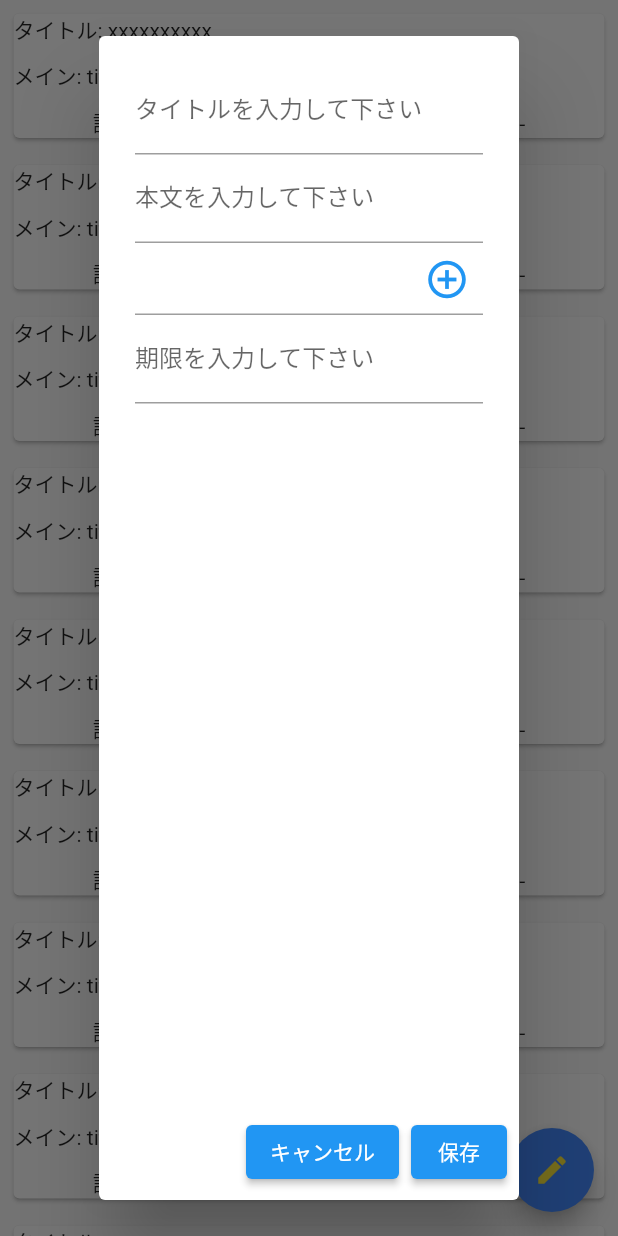
After one commit to gitknkn/flutter_tutorial, a Flutter app: the ToDosScreen screen opened by its route, after a tap on the "edit" icon, on a phone screen of 412 x 824 dp. The commit adds this screen. Run offline on Flutter 3.47's test engine with Material 2 defaults, Android fonts, the light colour scheme and no system bars; our stand-ins replace badges, dio, flutter_riverpod, freezed_annotation, moor, pretty_dio_logger and 3 more; accounts and stored records are empty; generated files the repository leaves out were written again.

Commit message:
レビュー内容再確認の為、仮push

```diff
--- /dev/null
+++ b/lib/moor_todo/repository/todo_repository.dart
@@ -0,0 +1,29 @@
+import 'package:youtube_demo/moor_todo/db/db.dart';
+
+class TodoRepository {
+  MyDatabase _mydatabase;
+
+  TodoRepository() {
+    _mydatabase = MyDatabase();
+  }
+
+  // データー取得
+  Future<List<Todo>> getAllTodoItems() async {
+    return await _mydatabase.allTodoEntries;
+  }
+
+  // 追加
+  Future<int> addTodoItems(TodosCompanion data) async {
+    return await _mydatabase.addTodoEntry(data);
+  }
+
+  // 更新
+  Future updateTodoItems(int id, TodosCompanion data) async {
+    return await _mydatabase.updateTodo(id, data);
+  }
+
+  // 削除
+  Future deleteTodoItems(int id) async {
+    return await _mydatabase.deleteTodo(id);
+  }
+}
--- /dev/null
+++ b/lib/moor_todo/screen/todo_screen.dart
@@ -0,0 +1,149 @@
+import 'dart:async';
+
+import 'package:flutter/material.dart';
+import 'package:flutter_riverpod/flutter_riverpod.dart';
+// import 'package:flutter_state_notifier/flutter_state_notifier.dart';
+import 'package:youtube_demo/moor_todo/screen/todo_screen_statenotifier.dart';
+import 'package:youtube_demo/moor_todo/state/todo_state.dart';
+
+final todoScreenStateNotifier =
+    StateNotifierProvider((ref) => TodoScreenStateNotifier());
+
+class ToDosScreen extends ConsumerWidget {
+  @override
+  Widget build(BuildContext context, ScopedReader watch) {
+    final state = watch(todoScreenStateNotifier.state);
+
+    return Scaffold(
+      body: SafeArea(
+        child: _createBody(context),
+      ),
+      floatingActionButton: _createFloatingActionButton(context, state),
+    );
+  }
+
+  Widget _createBody(BuildContext context) {
+    return Center(
+      child: ListView.builder(
+        // itemCount: list.length,
+        itemBuilder: (context, index) {
+          // final item = list[index];
+          return Column(children: [
+            _buildToDoItems(context),
+          ]);
+        },
+      ),
+    );
+  }
+
+  Widget _buildToDoItems(BuildContext context) {
+    return Padding(
+      padding: EdgeInsets.all(5),
+      child: Card(
+        child: Column(
+          crossAxisAlignment: CrossAxisAlignment.start,
+          children: [
+            Text('タイトル: xxxxxxxxxx'),
+            SizedBox(height: 10),
+            Text('メイン: titletitletitle'),
+            SizedBox(height: 10),
+            Row(
+              mainAxisAlignment: MainAxisAlignment.spaceAround,
+              children: [
+                Text('記入日: ----/--/--'),
+                // SizedBox(width: 20),
+                Text('納期日: ----/--/--'),
+              ],
+            ),
+          ],
+        ),
+      ),
+    );
+  }
+
+  Widget _createFloatingActionButton(BuildContext context, TodoState state) {
+    return FloatingActionButton(
+      backgroundColor: Colors.blueAccent,
+      child: Icon(Icons.edit, color: Colors.yellow),
+      onPressed: () {
+        showDialog(
+          context: context,
+          builder: (_) => _buildAlertDailog(context, state),
+        );
+      },
+    );
+  }
+
+  Widget _buildAlertDailog(BuildContext context, TodoState state) {
+    TextEditingController _titleController = TextEditingController();
+    TextEditingController _mainTextController = TextEditingController();
+    TextEditingController _deadlineController = TextEditingController();
+    // final date = DateTime.now();
+
+    Future<void> _selectDate(BuildContext context) async {
+      final DateTime date = await showDatePicker(
+        context: context,
+        initialDate: DateTime.now(),
+        firstDate: DateTime(DateTime.now().year),
+        lastDate: DateTime(DateTime.now().year + 1),
+      );
+      if (date == null) {
+        return Text('キャンセルしました');
+      }
+    }
+
+    return AlertDialog(
+      content: Column(
+        children: [
+          TextField(
+            controller: _titleController,
+            decoration: const InputDecoration(
+              labelText: 'タイトルを入力して下さい',
+            ),
+          ),
+          TextField(
+            controller: _mainTextController,
+            decoration: const InputDecoration(
+              labelText: '本文を入力して下さい',
+            ),
+          ),
+          TextField(
+            decoration: InputDecoration(
+              // labelText: '日付を選択して下さい',
+              suffixIcon: IconButton(
+                iconSize: 30,
+                onPressed: () {
+                  _selectDate(context);
+                },
+                color: Colors.blue,
+                icon: Icon(Icons.add_circle_outline),
+              ),
+            ),
+          ),
+          TextField(
+            controller: _deadlineController,
+            decoration: const InputDecoration(
+              labelText: '期限を入力して下さい',
+            ),
+          ),
+        ],
+      ),
+      actions: [
+        ElevatedButton(
+          child: Text('キャンセル'),
+          onPressed: () {
+            Navigator.pop(context);
+          },
+        ),
+        ElevatedButton(
+            child: Text('保存'),
+            onPressed: () {
+              // context.read(todoScreenStateNotifier).writeTodo(
+              //
+              // );
+              Navigator.pop(context);
+            }),
+      ],
+    );
+  }
+}
--- /dev/null
+++ b/lib/moor_todo/screen/todo_screen_statenotifier.dart
@@ -0,0 +1,41 @@
+import 'package:flutter_riverpod/flutter_riverpod.dart';
+import 'package:youtube_demo/moor_todo/db/db.dart';
+import 'package:youtube_demo/moor_todo/repository/todo_repository.dart';
+import 'package:youtube_demo/moor_todo/state/todo_state.dart';
+
+class TodoScreenStateNotifier extends StateNotifier<TodoState> {
+  TodoScreenStateNotifier() : super(TodoState()) {
+    // 初期の描画
+    saveTodo();
+  }
+
+  TodoRepository _repository = TodoRepository();
+
+  saveTodo() async {
+    state = state.copyWith(isLoading: true);
+
+    final todoItem = await _repository.getAllTodoItems();
+
+    state = state.copyWith(
+      isLoading: false,
+      isReadyData: true,
+      todosItems: todoItem,
+    );
+  }
+
+  writeTodo(int id, TodosCompanion data) async {
+    state = state.copyWith(isLoading: true);
+
+    await _repository.updateTodoItems(id, data);
+
+    saveTodo();
+  }
+
+  deleteTodo(int id) async {
+    state = state.copyWith(isLoading: true);
+
+    await _repository.deleteTodoItems(id);
+
+    saveTodo();
+  }
+}
--- /dev/null
+++ b/lib/moor_todo/state/todo_state.dart
@@ -0,0 +1,13 @@
+import 'package:freezed_annotation/freezed_annotation.dart';
+import 'package:youtube_demo/moor_todo/db/db.dart';
+
+part 'todo_state.freezed.dart';
+
+@freezed
+abstract class TodoState with _$TodoState {
+  const factory TodoState({
+    @Default(false) bool isLoading,
+    @Default(false) bool isReadyData,
+    List<Todo> todosItems,
+  }) = _TodoState;
+}
```
Also changed, not shown: lib/main.dart (+14 -0 lines), lib/moor_todo/db/db.dart (added, +53 -0 lines), lib/moor_todo/db/todos.dart (deleted, +0 -47 lines), lib/moor_todo/db/db.g.dart, lib/moor_todo/state/todo_state.freezed.dart (added), 1 other file.
